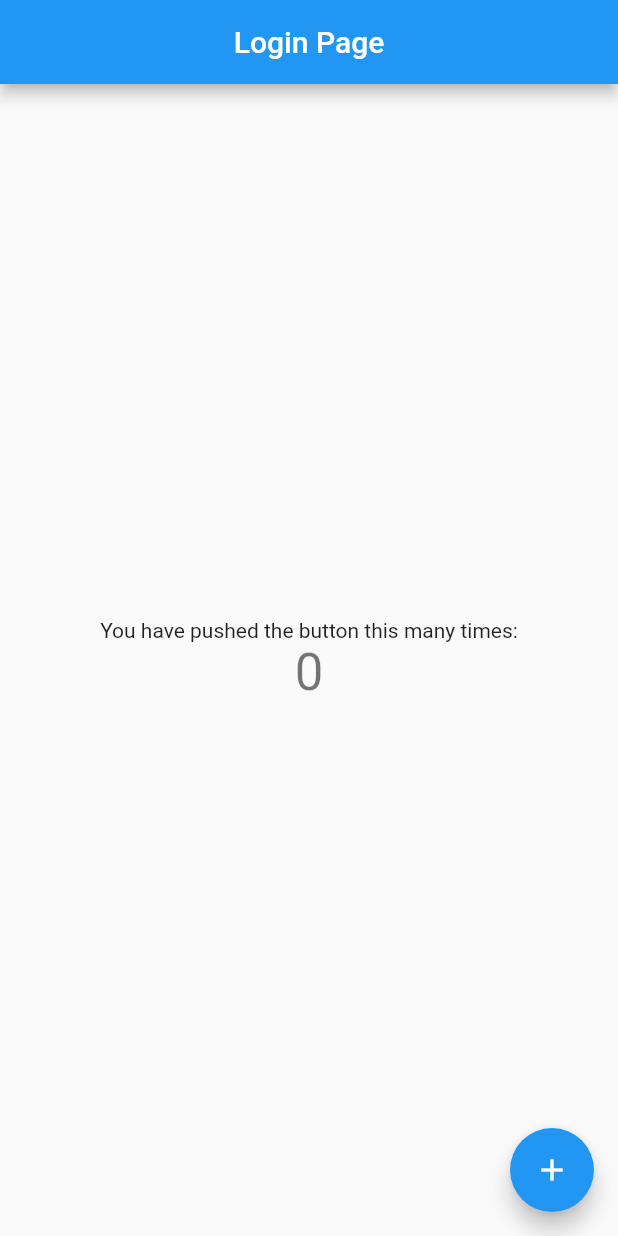
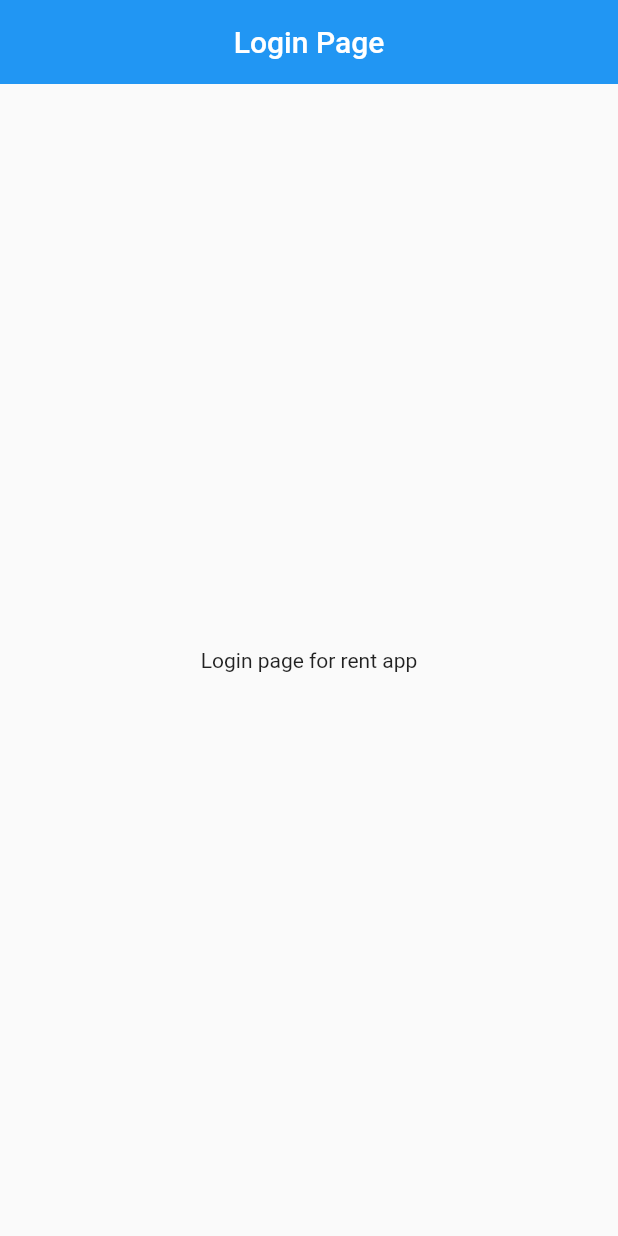
Before and after one commit to praveen1082/rentapp, a Flutter app: the screen it shows after launch, on a phone screen of 412 x 824 dp. Run offline on Flutter 3.47's test engine with Material 2 defaults, Android fonts, the phone set to English and light mode, and no system bars.

Commit message:
Some parts refactored

```diff
--- /dev/null
+++ b/lib/loginpage.dart
@@ -0,0 +1,24 @@
+import 'package:flutter/material.dart';
+
+class LoginPage extends StatefulWidget {
+  const LoginPage({Key? key, required this.title}) : super(key: key);
+  final String title;
+
+  @override
+  State<LoginPage> createState() => _LoginPageState();
+}
+
+class _LoginPageState extends State<LoginPage> {
+  @override
+  Widget build(BuildContext context) {
+    return Scaffold(
+        appBar: AppBar(
+          elevation: 0,
+          centerTitle: true,
+          title: Text(widget.title),
+        ),
+        body: Center(
+          child: Text("Login page for rent app"),
+        ));
+  }
+}
--- a/lib/main.dart
+++ b/lib/main.dart
@@ -1,4 +1,5 @@
 import 'package:flutter/material.dart';
+import 'package:rentapp/loginpage.dart';
 
 void main() {
   runApp(const RentApp());
@@ -6,103 +7,15 @@ void main() {
 
 class RentApp extends StatelessWidget {
   const RentApp({Key? key}) : super(key: key);
-
-  // This widget is the root of your application.
   @override
   Widget build(BuildContext context) {
     return MaterialApp(
       debugShowCheckedModeBanner: false,
       title: 'Rent App',
       theme: ThemeData(
-        // This is the theme of your application.
-        //
-        // Try running your application with "flutter run". You'll see the
-        // application has a blue toolbar. Then, without quitting the app, try
-        // changing the primarySwatch below to Colors.green and then invoke
-        // "hot reload" (press "r" in the console where you ran "flutter run",
-        // or simply save your changes to "hot reload" in a Flutter IDE).
-        // Notice that the counter didn't reset back to zero; the application
-        // is not restarted.
         primarySwatch: Colors.blue,
       ),
       home: const LoginPage(title: 'Login Page'),
     );
   }
 }
-
-class LoginPage extends StatefulWidget {
-  const LoginPage({Key? key, required this.title}) : super(key: key);
-  final String title;
-
-  @override
-  State<LoginPage> createState() => _LoginPageState();
-}
-
-class _LoginPageState extends State<LoginPage> {
-  int _counter = 0;
-
-  void _incrementCounter() {
-    setState(() {
-      // This call to setState tells the Flutter framework that something has
-      // changed in this State, which causes it to rerun the build method below
-      // so that the display can reflect the updated values. If we changed
-      // _counter without calling setState(), then the build method would not be
-      // called again, and so nothing would appear to happen.
-      _counter++;
-    });
-  }
-
-  @override
-  Widget build(BuildContext context) {
-    // This method is rerun every time setState is called, for instance as done
-    // by the _incrementCounter method above.
-    //
-    // The Flutter framework has been optimized to make rerunning build methods
-    // fast, so that you can just rebuild anything that needs updating rather
-    // than having to individually change instances of widgets.
-    return Scaffold(
-      appBar: AppBar(
-        centerTitle: true,
-        // Here we take the value from the MyHomePage object that was created by
-        // the App.build method, and use it to set our appbar title.
-
-        title: Text(widget.title),
-      ),
-      body: Center(
-        // Center is a layout widget. It takes a single child and positions it
-        // in the middle of the parent.
-        child: Column(
-          // Column is also a layout widget. It takes a list of children and
-          // arranges them vertically. By default, it sizes itself to fit its
-          // children horizontally, and tries to be as tall as its parent.
-          //
-          // Invoke "debug painting" (press "p" in the console, choose the
-          // "Toggle Debug Paint" action from the Flutter Inspector in Android
-          // Studio, or the "Toggle Debug Paint" command in Visual Studio Code)
-          // to see the wireframe for each widget.
-          //
-          // Column has various properties to control how it sizes itself and
-          // how it positions its children. Here we use mainAxisAlignment to
-          // center the children vertically; the main axis here is the vertical
-          // axis because Columns are vertical (the cross axis would be
-          // horizontal).
-          mainAxisAlignment: MainAxisAlignment.center,
-          children: <Widget>[
-            const Text(
-              'You have pushed the button this many times:',
-            ),
-            Text(
-              '$_counter',
-              style: Theme.of(context).textTheme.headline4,
-            ),
-          ],
-        ),
-      ),
-      floatingActionButton: FloatingActionButton(
-        onPressed: _incrementCounter,
-        tooltip: 'Increment',
-        child: const Icon(Icons.add),
-      ), // This trailing comma makes auto-formatting nicer for build methods.
-    );
-  }
-}
```
